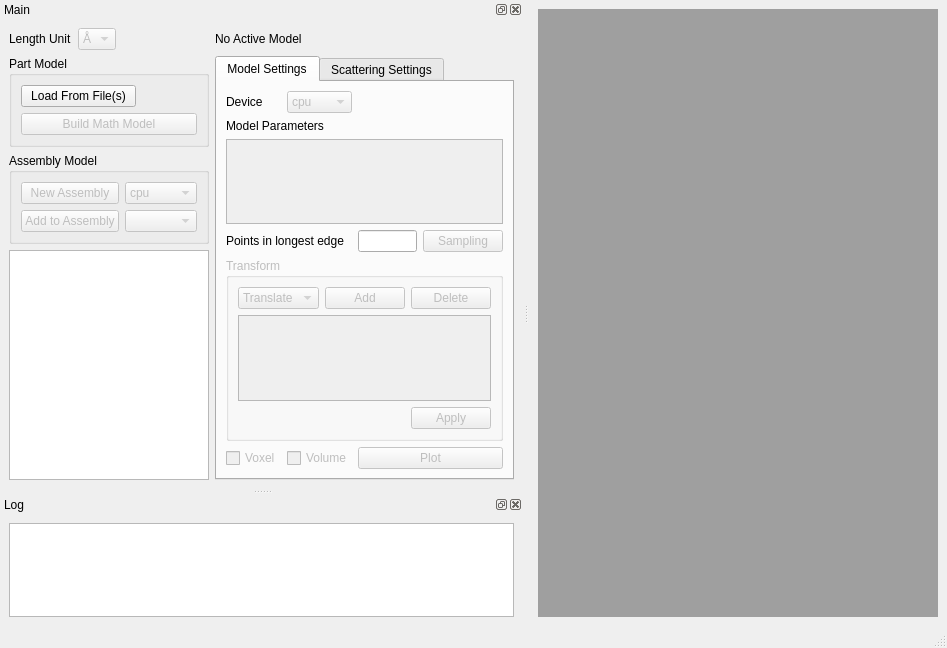
Old version of the form model2sas/gui/MainWindow.ui in the repository molybd/Model2SAS.
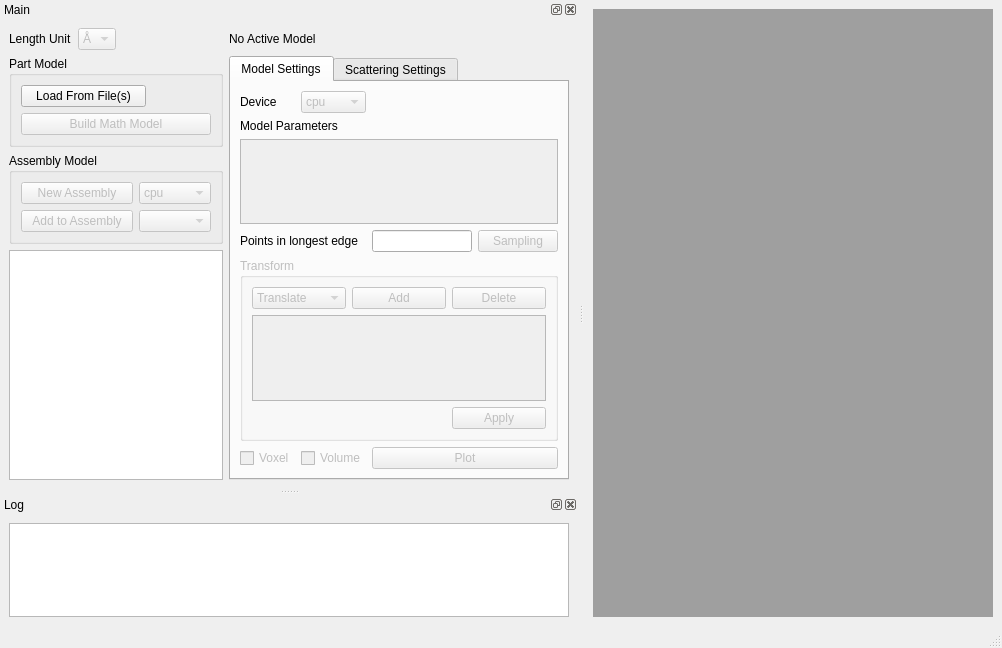
New version of the form.

```diff
--- a/model2sas/gui/MainWindow.ui
+++ b/model2sas/gui/MainWindow.ui
@@ -6,7 +6,7 @@
    <rect>
     <x>0</x>
     <y>0</y>
-    <width>937</width>
+    <width>1002</width>
     <height>648</height>
    </rect>
   </property>
```
Left out of the diff: 2 changed lines with no effect on the pictures.
